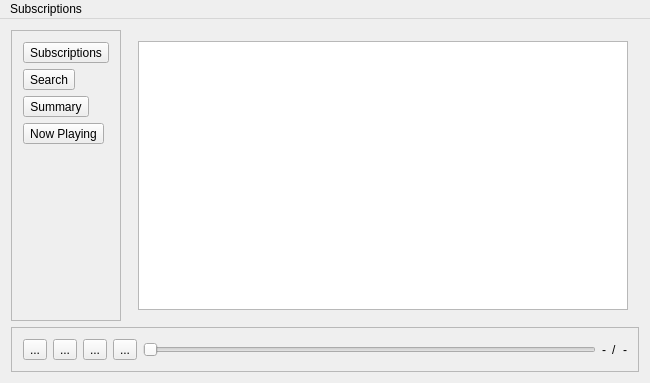
Above: player/OboeWindow.ui from peternogg/OboePodcastPlayer before the change. Below: the same form after it.
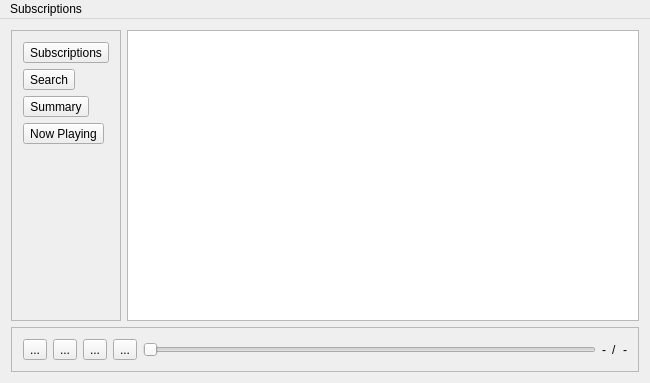
That is the form after the change. The open tabs and pages were chosen to show the change. Icons and pictures are not drawn.

Commit message:
Queue contents is now visible in queue page
* Changed queueList to a QTableView
* Made PlaybackQueue a table model so it can display its contents
* Moved msToTimestamp out to a header file so it can be used in the
  queue model. However, it isn't in use yet because an episode does not
  actually know how long it is, so I'll have to find that somehow. Maybe
  from the media player?

```diff
--- a/player/OboeWindow.ui
+++ b/player/OboeWindow.ui
@@ -113,8 +113,27 @@
       </widget>
       <widget class="QWidget" name="NowPlayingPage">
        <layout class="QVBoxLayout" name="verticalLayout_3">
+        <property name="spacing">
+         <number>0</number>
+        </property>
+        <property name="leftMargin">
+         <number>0</number>
+        </property>
+        <property name="topMargin">
+         <number>0</number>
+        </property>
+        <property name="rightMargin">
+         <number>0</number>
+        </property>
+        <property name="bottomMargin">
+         <number>0</number>
+        </property>
         <item>
-         <widget class="QListView" name="listView_2"/>
+         <widget class="QTableView" name="queueList">
+          <property name="showGrid">
+           <bool>false</bool>
+          </property>
+         </widget>
         </item>
        </layout>
       </widget>
```
The commit also changes 6 other files.
